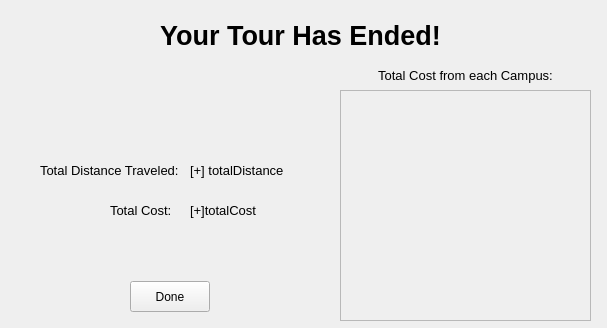
Before: the Qt Designer form endtour.ui in Rthiskidw/Project1-CollegeTouring, drawn with Qt 5.
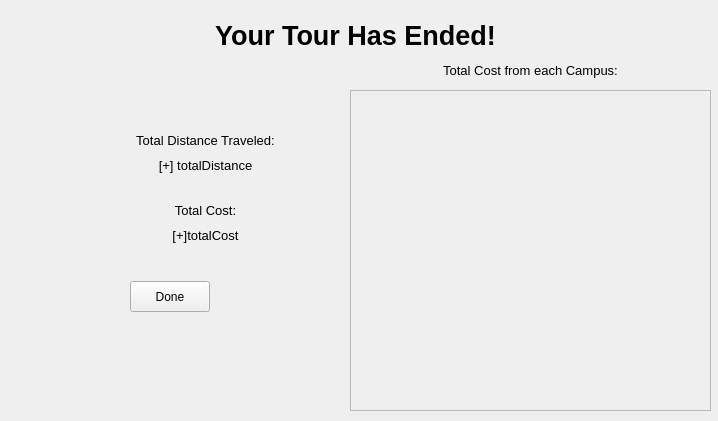
After: the same form once the commit is applied.

The edit to the form file:
```diff
--- a/endtour.ui
+++ b/endtour.ui
@@ -6,8 +6,8 @@
    <rect>
     <x>0</x>
     <y>0</y>
-    <width>607</width>
-    <height>328</height>
+    <width>718</width>
+    <height>421</height>
    </rect>
   </property>
   <property name="windowTitle">
@@ -18,7 +18,7 @@
     <rect>
      <x>0</x>
      <y>10</y>
-     <width>601</width>
+     <width>711</width>
      <height>51</height>
     </rect>
    </property>
@@ -39,9 +39,9 @@
   <widget class="QLabel" name="label_2">
    <property name="geometry">
     <rect>
-     <x>40</x>
-     <y>150</y>
-     <width>141</width>
+     <x>10</x>
+     <y>120</y>
+     <width>391</width>
      <height>41</height>
     </rect>
    </property>
@@ -53,14 +53,17 @@
    <property name="text">
     <string>Total Distance Traveled:</string>
    </property>
+   <property name="alignment">
+    <set>Qt::AlignCenter</set>
+   </property>
   </widget>
   <widget class="QLabel" name="label_totalDistance">
    <property name="geometry">
     <rect>
-     <x>190</x>
-     <y>160</y>
-     <width>101</width>
-     <height>21</height>
+     <x>10</x>
+     <y>150</y>
+     <width>391</width>
+     <height>31</height>
     </rect>
    </property>
    <property name="font">
@@ -71,13 +74,16 @@
    <property name="text">
     <string>[+] totalDistance</string>
    </property>
+   <property name="alignment">
+    <set>Qt::AlignCenter</set>
+   </property>
   </widget>
   <widget class="QLabel" name="label_3">
    <property name="geometry">
     <rect>
-     <x>110</x>
+     <x>10</x>
      <y>200</y>
-     <width>61</width>
+     <width>391</width>
      <height>21</height>
     </rect>
    </property>
@@ -89,14 +95,17 @@
    <property name="text">
     <string>Total Cost:</string>
    </property>
+   <property name="alignment">
+    <set>Qt::AlignCenter</set>
+   </property>
   </widget>
   <widget class="QLabel" name="label_totalCost">
    <property name="geometry">
     <rect>
-     <x>190</x>
-     <y>200</y>
-     <width>101</width>
-     <height>21</height>
+     <x>10</x>
+     <y>220</y>
+     <width>391</width>
+     <height>31</height>
     </rect>
    </property>
    <property name="font">
@@ -107,14 +116,17 @@
    <property name="text">
     <string>[+]totalCost</string>
    </property>
+   <property name="alignment">
+    <set>Qt::AlignCenter</set>
+   </property>
   </widget>
   <widget class="QScrollArea" name="scrollArea_colleges">
    <property name="geometry">
     <rect>
-     <x>340</x>
+     <x>350</x>
      <y>90</y>
-     <width>251</width>
-     <height>231</height>
+     <width>361</width>
+     <height>321</height>
     </rect>
    </property>
    <property name="widgetResizable">
@@ -125,8 +137,8 @@
      <rect>
       <x>0</x>
       <y>0</y>
-      <width>249</width>
-      <height>229</height>
+      <width>359</width>
+      <height>319</height>
      </rect>
     </property>
    </widget>
@@ -134,10 +146,10 @@
   <widget class="QLabel" name="label_4">
    <property name="geometry">
     <rect>
-     <x>340</x>
-     <y>60</y>
-     <width>251</width>
-     <height>31</height>
+     <x>350</x>
+     <y>50</y>
+     <width>361</width>
+     <height>41</height>
     </rect>
    </property>
    <property name="font">
```
